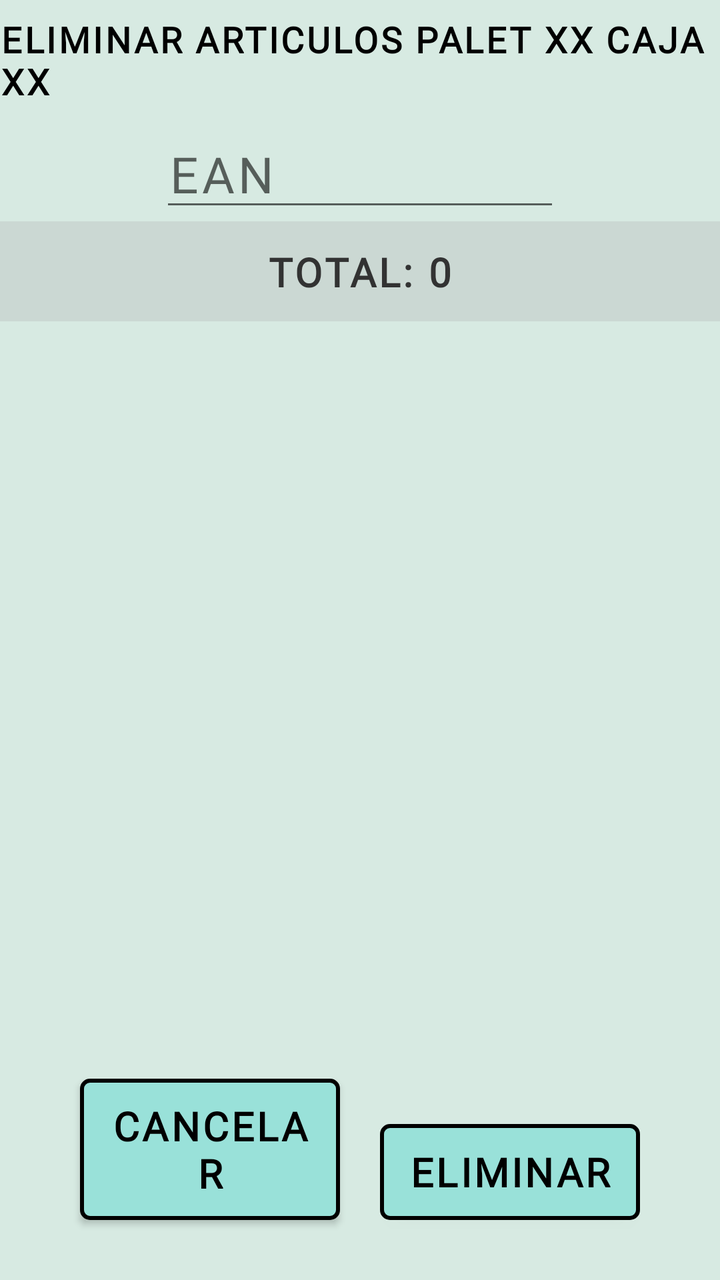
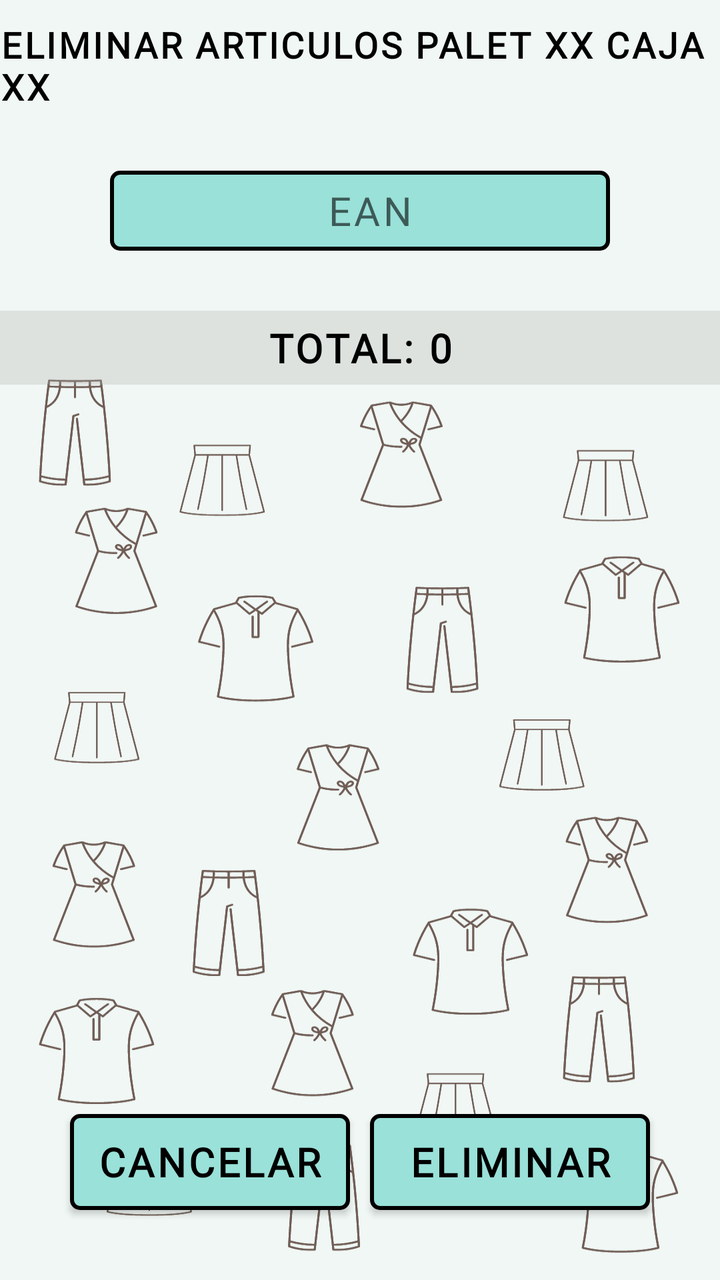

Two renders of the same Android screen: before a commit and after it. Below are the layout's source before the change and the commit's diff.
<!-- AndroidManifest.xml: application theme Theme.Gestock -->
<!-- res/layout/eliminar_producto_caja.xml -->
<?xml version="1.0" encoding="utf-8"?>
<androidx.constraintlayout.widget.ConstraintLayout
    xmlns:android="http://schemas.android.com/apk/res/android"
    xmlns:app="http://schemas.android.com/apk/res-auto"
    android:background="@color/verd_background"
    android:layout_width="match_parent"
    android:layout_height="match_parent">
    <TextView
        android:textSize="18sp"
        android:textStyle="bold"
        android:textColor="@color/black"
        android:id="@+id/titulo_pantalla_eliminar"
        android:layout_width="wrap_content"
        android:layout_height="wrap_content"
        android:text="ELIMINAR ARTICULOS PALET XX CAJA XX"
        android:fontFamily="@font/abhaya_libre"
        android:letterSpacing="0.07"
        app:layout_constraintBottom_toTopOf="@+id/ean_producto_eliminar"
        app:layout_constraintEnd_toEndOf="parent"
        app:layout_constraintStart_toStartOf="parent"
        app:layout_constraintTop_toTopOf="parent"/>
    <EditText
        android:textSize="25sp"
        android:textColor="@color/black"
        android:id="@+id/ean_producto_eliminar"
        android:layout_width="200dp"
        android:layout_height="wrap_content"
        android:layout_marginTop="60dp"
        android:hint="EAN"
        android:maxLength="13"
        android:inputType="number"
        android:fontFamily="@font/abhaya_libre"
        android:letterSpacing="0.07"
        app:layout_constraintEnd_toEndOf="parent"
        app:layout_constraintStart_toStartOf="parent"
        app:layout_constraintTop_toTopOf="parent"/>
    <TextView
        android:textSize="20sp"
        android:textStyle="bold"
        android:textColor="@color/black"
        android:id="@+id/total_productos_eliminar"
        android:layout_width="wrap_content"
        android:layout_height="wrap_content"
        android:text="TOTAL: 0"
        android:fontFamily="@font/abhaya_libre"
        android:letterSpacing="0.07"
        app:layout_constraintBottom_toBottomOf="@+id/view"
        app:layout_constraintEnd_toEndOf="parent"
        app:layout_constraintStart_toStartOf="parent"
        app:layout_constraintTop_toBottomOf="@+id/ean_producto_eliminar"/>
    <View
        android:id="@+id/view"
        android:background="@color/gris_6"
        android:layout_width="match_parent"
        android:layout_height="50dp"
        app:layout_constraintTop_toBottomOf="@+id/ean_producto_eliminar"/>
    <LinearLayout
        android:id="@+id/linearLayout_productos_eliminar"
        android:layout_width="match_parent"
        android:layout_height="wrap_content"
        android:layout_marginTop="10dp"
        android:maxHeight="450dp"
        app:layout_constraintEnd_toEndOf="parent"
        app:layout_constraintStart_toStartOf="parent"
        app:layout_constraintTop_toBottomOf="@+id/total_productos_eliminar">
        <androidx.recyclerview.widget.RecyclerView
            android:id="@+id/mostrar_productos_eliminar"
            android:clickable="false"
            android:layout_width="match_parent"
            android:layout_height="match_parent"
            android:maxHeight="450dp"/>
    </LinearLayout>
    <androidx.appcompat.widget.AppCompatButton
        android:textSize="20dp"
        android:textStyle="bold"
        android:textColor="@color/black"
        android:id="@+id/cancelar_eliminacion_productos"
        android:background="@drawable/border_line"
        android:layout_width="130dp"
        android:layout_height="wrap_content"
        android:layout_marginBottom="30dp"
        android:text="CANCELAR"
        android:fontFamily="@font/abhaya_libre"
        android:layout_marginStart="40dp"
        android:letterSpacing="0.07"
        app:layout_constraintBottom_toBottomOf="parent"
        app:layout_constraintStart_toStartOf="parent"/>
    <androidx.appcompat.widget.AppCompatButton
        android:textSize="20dp"
        android:textStyle="bold"
        android:textColor="@color/black"
        android:id="@+id/confirmar_eliminacion_productos"
        android:background="@drawable/border_line"
        android:layout_width="130dp"
        android:layout_height="wrap_content"
        android:layout_marginBottom="30dp"
        android:text="ELIMINAR"
        android:fontFamily="@font/abhaya_libre"
        android:layout_marginEnd="40dp"
        android:letterSpacing="0.07"
        app:layout_constraintBottom_toBottomOf="parent"
        app:layout_constraintEnd_toEndOf="parent"/>
</androidx.constraintlayout.widget.ConstraintLayout>
<!-- resources referenced by this layout -->
<resources>
  <color name="black">#ff000000</color>
  <color name="gris_6">#4aaeadad</color>
  <color name="verd_background">#D7EAE2</color>
  <!-- drawable border_line (drawable) -->
  <?xml version="1.0" encoding="utf-8"?>
  <shape xmlns:android="http://schemas.android.com/apk/res/android">
      <solid android:color="#99e1d9"/>
      <stroke
          android:width="2dp"
          android:color="#000000"/>
      <corners android:radius="4dp"/>
      <padding
          android:left="10dp"
          android:top="10dp"
          android:right="10dp"
          android:bottom="10dp"/>
  </shape>
  <style name="Theme.Gestock" parent="Theme.MaterialComponents.DayNight.NoActionBar.Bridge">
          <item name="colorOnPrimary">@color/white</item>
          <item name="colorOnSecondary">@color/black</item>
          <item name="colorPrimary">@color/black_34</item>
          <item name="colorPrimaryVariant">@color/purple_700</item>
          <item name="colorSecondary">@color/teal_200</item>
          <item name="colorSecondaryVariant">@color/teal_700</item>
      </style>
  <color name="white">#ffffffff</color>
  <color name="black_34">#57090909</color>
  <color name="purple_700">#ff3700b3</color>
  <color name="teal_200">#ff03dac5</color>
  <color name="teal_700">#ff018786</color>
</resources>

<!-- the commit's change to res/layout/eliminar_producto_caja.xml (unified diff, before → after) -->
@@ -1,103 +1,116 @@
 <?xml version="1.0" encoding="utf-8"?>
-<androidx.constraintlayout.widget.ConstraintLayout
+<LinearLayout
     xmlns:android="http://schemas.android.com/apk/res/android"
-    xmlns:app="http://schemas.android.com/apk/res-auto"
-    android:background="@color/verd_background"
+    android:background="@drawable/afegir_articles_background"
     android:layout_width="match_parent"
-    android:layout_height="match_parent">
+    android:layout_height="match_parent"
+    android:orientation="vertical"
+    android:gravity="center_horizontal">
+
     <TextView
+        android:id="@+id/titulo_pantalla_eliminar"
+        android:layout_width="wrap_content"
+        android:layout_height="wrap_content"
+
+        android:layout_marginTop="10dp"
+
+        android:text="ELIMINAR ARTICULOS PALET XX CAJA XX"
         android:textSize="18sp"
         android:textStyle="bold"
         android:textColor="@color/black"
-        android:id="@+id/titulo_pantalla_eliminar"
-        android:layout_width="wrap_content"
-        android:layout_height="wrap_content"
-        android:text="ELIMINAR ARTICULOS PALET XX CAJA XX"
         android:fontFamily="@font/abhaya_libre"
-        android:letterSpacing="0.07"
-        app:layout_constraintBottom_toTopOf="@+id/ean_producto_eliminar"
-        app:layout_constraintEnd_toEndOf="parent"
-        app:layout_constraintStart_toStartOf="parent"
-        app:layout_constraintTop_toTopOf="parent"/>
+        android:letterSpacing="0.07"/>
+
     <EditText
-        android:textSize="25sp"
+        android:id="@+id/ean_producto_eliminar"
+        android:layout_width="250dp"
+        android:layout_height="40dp"
+        android:background="@drawable/border_line_edittext"
+
+        android:gravity="center"
+        android:layout_margin="30dp"
+
+        android:hint="EAN"
+        android:textSize="20sp"
         android:textColor="@color/black"
-        android:id="@+id/ean_producto_eliminar"
-        android:layout_width="200dp"
-        android:layout_height="wrap_content"
-        android:layout_marginTop="60dp"
-        android:hint="EAN"
         android:maxLength="13"
         android:inputType="number"
         android:fontFamily="@font/abhaya_libre"
-        android:letterSpacing="0.07"
-        app:layout_constraintEnd_toEndOf="parent"
-        app:layout_constraintStart_toStartOf="parent"
-        app:layout_constraintTop_toTopOf="parent"/>
+        android:letterSpacing="0.07"/>
+
     <TextView
+        android:id="@+id/total_productos_eliminar"
+        android:layout_width="match_parent"
+        android:layout_height="wrap_content"
+        android:background="@color/gris_6"
+
+        android:gravity="center"
+        android:padding="5dp"
+        android:layout_marginBottom="5dp"
+
+        android:text="TOTAL: 0"
         android:textSize="20sp"
         android:textStyle="bold"
         android:textColor="@color/black"
-        android:id="@+id/total_productos_eliminar"
-        android:layout_width="wrap_content"
-        android:layout_height="wrap_content"
-        android:text="TOTAL: 0"
         android:fontFamily="@font/abhaya_libre"
-        android:letterSpacing="0.07"
-        app:layout_constraintBottom_toBottomOf="@+id/view"
-        app:layout_constraintEnd_toEndOf="parent"
-        app:layout_constraintStart_toStartOf="parent"
-        app:layout_constraintTop_toBottomOf="@+id/ean_producto_eliminar"/>
-    <View
-        android:id="@+id/view"
-        android:background="@color/gris_6"
-        android:layout_width="match_parent"
-        android:layout_height="50dp"
-        app:layout_constraintTop_toBottomOf="@+id/ean_producto_eliminar"/>
+        android:letterSpacing="0.07"/>
+
     <LinearLayout
         android:id="@+id/linearLayout_productos_eliminar"
         android:layout_width="match_parent"
-        android:layout_height="wrap_content"
-        android:layout_marginTop="10dp"
-        android:maxHeight="450dp"
-        app:layout_constraintEnd_toEndOf="parent"
-        app:layout_constraintStart_toStartOf="parent"
-        app:layout_constraintTop_toBottomOf="@+id/total_productos_eliminar">
+        android:layout_height="0dp"
+
+        android:layout_weight="1"
+        android:orientation="vertical">
+
         <androidx.recyclerview.widget.RecyclerView
             android:id="@+id/mostrar_productos_eliminar"
             android:clickable="false"
             android:layout_width="match_parent"
-            android:layout_height="match_parent"
-            android:maxHeight="450dp"/>
+            android:layout_height="match_parent"/>
     </LinearLayout>
-    <androidx.appcompat.widget.AppCompatButton
-        android:textSize="20dp"
-        android:textStyle="bold"
-        android:textColor="@color/black"
-        android:id="@+id/cancelar_eliminacion_productos"
-        android:background="@drawable/border_line"
-        android:layout_width="130dp"
+
+    <LinearLayout
+        android:layout_width="match_parent"
         android:layout_height="wrap_content"
-        android:layout_marginBottom="30dp"
-        android:text="CANCELAR"
-        android:fontFamily="@font/abhaya_libre"
-        android:layout_marginStart="40dp"
-        android:letterSpacing="0.07"
-        app:layout_constraintBottom_toBottomOf="parent"
-        app:layout_constraintStart_toStartOf="parent"/>
-    <androidx.appcompat.widget.AppCompatButton
-        android:textSize="20dp"
-        android:textStyle="bold"
-        android:textColor="@color/black"
-        android:id="@+id/confirmar_eliminacion_productos"
-        android:background="@drawable/border_line"
-        android:layout_width="130dp"
-        android:layout_height="wrap_content"
-        android:layout_marginBottom="30dp"
-        android:text="ELIMINAR"
-        android:fontFamily="@font/abhaya_libre"
-        android:layout_marginEnd="40dp"
-        android:letterSpacing="0.07"
-        app:layout_constraintBottom_toBottomOf="parent"
-        app:layout_constraintEnd_toEndOf="parent"/>
-</androidx.constraintlayout.widget.ConstraintLayout>
+        android:orientation="horizontal"
+
+        android:padding="10dp"
+        android:layout_marginBottom="20dp"
+        android:layout_marginEnd="20dp"
+        android:layout_marginStart="20dp">
+
+        <androidx.appcompat.widget.AppCompatButton
+            android:id="@+id/cancelar_eliminacion_productos"
+            android:background="@drawable/border_line"
+            android:layout_width="0dp"
+            android:layout_height="wrap_content"
+
+            android:layout_weight="1"
+            android:layout_margin="5dp"
+
+            android:text="CANCELAR"
+            android:textSize="20sp"
+            android:textStyle="bold"
+            android:textColor="@color/black"
+            android:fontFamily="@font/abhaya_libre"
+            android:letterSpacing="0.07"/>
+
+        <androidx.appcompat.widget.AppCompatButton
+            android:id="@+id/confirmar_eliminacion_productos"
+            android:background="@drawable/border_line"
+            android:layout_width="0dp"
+            android:layout_height="wrap_content"
+
+            android:layout_weight="1"
+            android:layout_margin="5dp"
+
+            android:text="ELIMINAR"
+            android:textSize="20sp"
+            android:textStyle="bold"
+            android:textColor="@color/black"
+            android:fontFamily="@font/abhaya_libre"
+            android:letterSpacing="0.07"/>
+
+    </LinearLayout>
+</LinearLayout>
<!-- resource entries referenced after the edit -->
@@ -2,7 +2,7 @@
 <resources>
   <color name="black">#ff000000</color>
   <color name="gris_6">#4aaeadad</color>
-  <color name="verd_background">#D7EAE2</color>
+  <!-- drawable afegir_articles_background: png bitmap (drawable-mdpi, 55308 bytes) -->
   <!-- drawable border_line (drawable) -->
   <?xml version="1.0" encoding="utf-8"?>
   <shape xmlns:android="http://schemas.android.com/apk/res/android">
@@ -16,6 +16,16 @@
           android:top="10dp"
           android:right="10dp"
           android:bottom="10dp"/>
+  </shape>
+  <!-- drawable border_line_edittext (drawable) -->
+  <?xml version="1.0" encoding="utf-8"?>
+  <shape xmlns:android="http://schemas.android.com/apk/res/android">
+      <solid android:color="#99e1d9"/>
+      <stroke
+          android:width="2dp"
+          android:color="#000000"/>
+      <corners android:radius="4dp"/>
+      <padding android:left="10dp"/>
   </shape>
   <style name="Theme.Gestock" parent="Theme.MaterialComponents.DayNight.NoActionBar.Bridge">
           <item name="colorOnPrimary">@color/white</item>
